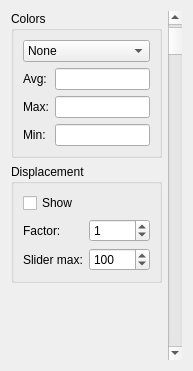
Above: src/Mod/Fem/ShowDisplacement.ui from berndhahnebach/All_FreeCAD before the change. Below: the same form after it.
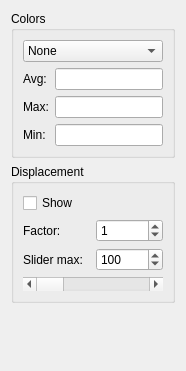
That is the form after the change. Custom widgets are drawn as their Qt base class.

Commit message: FEM: replace vertical factor scroll bar with a horizonal one

```diff
--- a/src/Mod/Fem/ShowDisplacement.ui
+++ b/src/Mod/Fem/ShowDisplacement.ui
@@ -159,6 +159,13 @@
           </item>
          </layout>
         </item>
+        <item>
+         <widget class="QScrollBar" name="horizontalScrollBar_Factor">
+          <property name="orientation">
+           <enum>Qt::Horizontal</enum>
+          </property>
+         </widget>
+        </item>
        </layout>
       </widget>
      </item>
@@ -177,22 +184,6 @@
      </item>
     </layout>
    </item>
-   <item>
-    <widget class="QScrollBar" name="verticalScrollBar_Factor">
-     <property name="maximum">
-      <number>100</number>
-     </property>
-     <property name="pageStep">
-      <number>1</number>
-     </property>
-     <property name="sliderPosition">
-      <number>1</number>
-     </property>
-     <property name="orientation">
-      <enum>Qt::Vertical</enum>
-     </property>
-    </widget>
-   </item>
   </layout>
  </widget>
  <customwidgets>
```
Lines whose indentation alone changed are shown as unchanged. The commit also changes 1 other file.
